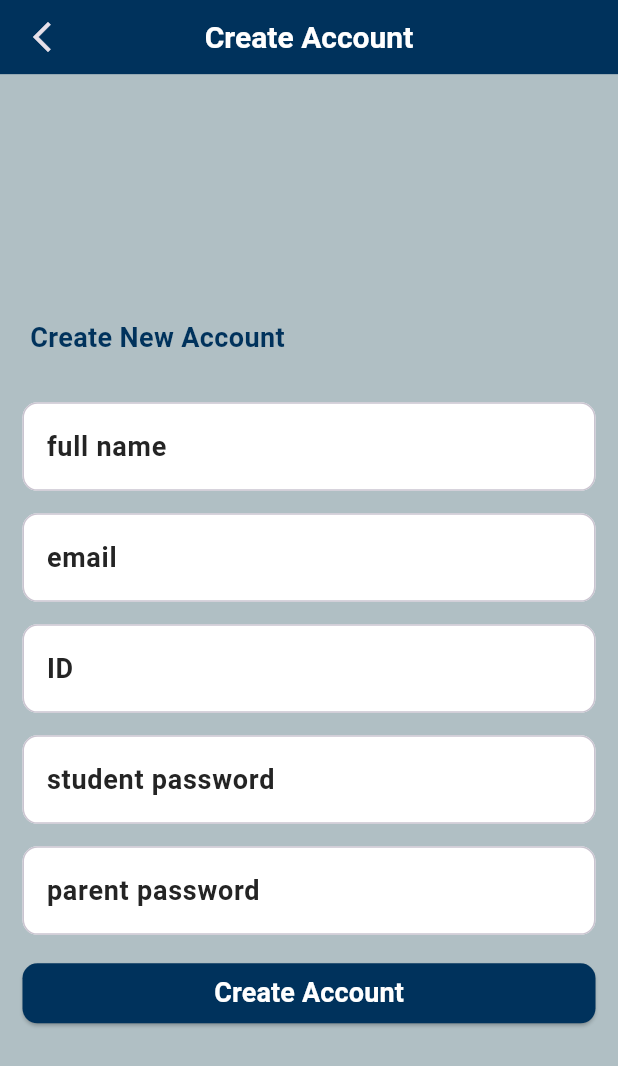
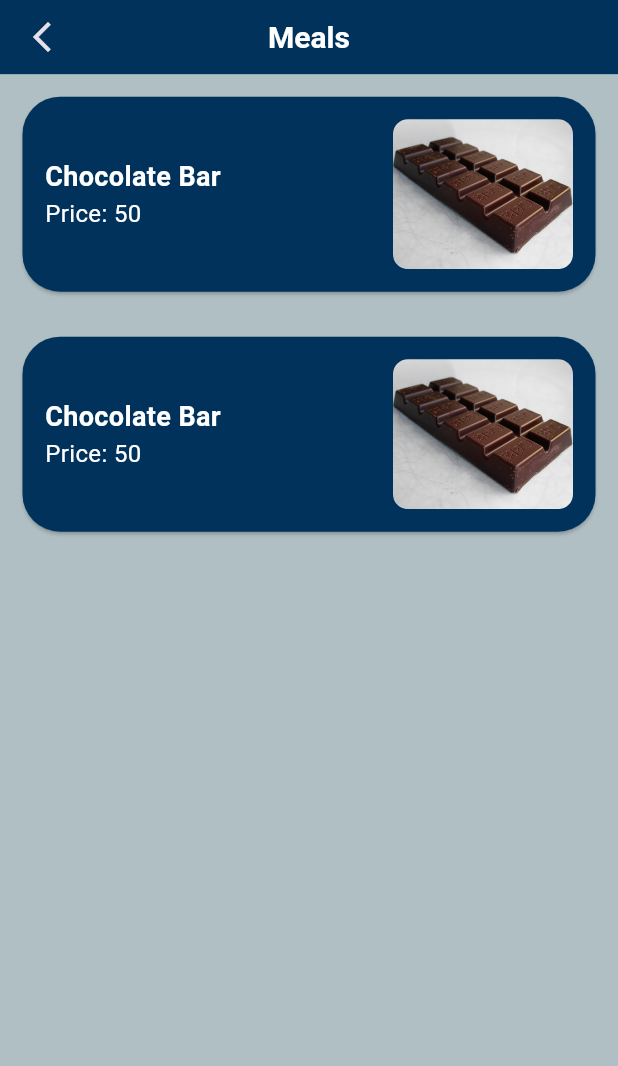
Before and after one commit to amrsoly03/Smart-School-Management-Application, a Flutter app: the screen it shows after launch, on a phone screen of 412 x 824 dp. Shown: the top 1066 px of the screen. Run offline on Flutter 3.47's test engine with Material 3 defaults, Android fonts, the phone set to English and light mode, and no system bars; our stand-ins replace go_router.

Commit message:
products view ui done

```diff
--- a/lib/Core/utils/app_router.dart
+++ b/lib/Core/utils/app_router.dart
@@ -1,4 +1,5 @@
 import 'package:go_router/go_router.dart';
+import 'package:nexura/Features/Student/presentation/views/products_view.dart';
 
 
 import '../../Features/Admin/presentation/views/create_account_view.dart';
@@ -9,7 +10,7 @@ abstract class AppRouter {
     routes: [
       GoRoute(
         path: '/',
-        builder: (context, state) => CreateAccountView(),
+        builder: (context, state) => ProductsView(),
       ),
       // GoRoute(
       //   path: kLoginView,
--- /dev/null
+++ b/lib/Features/Student/presentation/views/products_view.dart
@@ -0,0 +1,11 @@
+import 'package:flutter/widgets.dart';
+import 'package:nexura/Features/Student/presentation/views/widgets/products_view_body.dart';
+
+class ProductsView extends StatelessWidget {
+  const ProductsView({super.key});
+
+  @override
+  Widget build(BuildContext context) {
+    return const ProductsViewBody();
+  }
+}
--- /dev/null
+++ b/lib/Features/Student/presentation/views/widgets/product_card.dart
@@ -0,0 +1,50 @@
+import 'package:flutter/material.dart';
+import 'package:nexura/Core/functions/capitalize.dart';
+import 'package:nexura/Core/utils/theme.dart';
+
+import '../../../../../Core/utils/styles.dart';
+
+class ProductCard extends StatelessWidget {
+  const ProductCard({super.key});
+
+  @override
+  Widget build(BuildContext context) {
+    return Card(
+      color: darkBlue,
+      margin: EdgeInsets.all(15),
+      shape: RoundedRectangleBorder(
+        borderRadius: BorderRadius.circular(25),
+      ),
+      child: Padding(
+        padding: const EdgeInsets.all(15),
+        child: Row(
+          mainAxisAlignment: MainAxisAlignment.spaceBetween,
+          children: [
+            Column(
+              crossAxisAlignment: CrossAxisAlignment.start,
+              children: [
+                Text(
+                  capitalize('chocolate bar'),
+                  style: Styles.textStyle18.copyWith(color: Colors.white),
+                ),
+                Text(
+                  capitalize('price: 50'),
+                  style: Styles.textStyle16.copyWith(color: Colors.white),
+                ),
+              ],
+            ),
+            ClipRRect(
+              borderRadius: BorderRadius.circular(10),
+              child: Image.asset(
+                'assets/chocolate_bar.jpg',
+                fit: BoxFit.cover,
+                height: 100,
+                width: 120,
+              ),
+            )
+          ],
+        ),
+      ),
+    );
+  }
+}
--- /dev/null
+++ b/lib/Features/Student/presentation/views/widgets/products_view_body.dart
@@ -0,0 +1,20 @@
+import 'package:flutter/material.dart';
+import 'package:nexura/Core/widgets/custom_appBar.dart';
+import 'package:nexura/Features/Student/presentation/views/widgets/product_card.dart';
+
+class ProductsViewBody extends StatelessWidget {
+  const ProductsViewBody({super.key});
+
+  @override
+  Widget build(BuildContext context) {
+    return const Scaffold(
+      appBar: CustomAppBar(title: 'Meals'),
+      body: Column(
+        children: [
+          ProductCard(),
+          ProductCard(),
+        ],
+      ),
+    );
+  }
+}
--- a/lib/first_screen.dart
+++ b/lib/first_screen.dart
@@ -5,11 +5,9 @@ class FirstScreen extends StatelessWidget {
 
   @override
   Widget build(BuildContext context) {
-    return SafeArea(
-      child: Scaffold(
-        appBar: AppBar(
-          title: const Text('First Screen'),
-        ),
+    return Scaffold(
+      appBar: AppBar(
+        title: const Text('First Screen'),
       ),
     );
   }
--- a/pubspec.yaml
+++ b/pubspec.yaml
@@ -61,8 +61,8 @@ flutter:
   uses-material-design: true
 
   # To add assets to your application, add an assets section, like this:
-  # assets:
-  #   - images/a_dot_burr.jpeg
+  assets:
+    - assets/
   #   - images/a_dot_ham.jpeg
 
   # An image asset can refer to one or more resolution-specific "variants", see
```
Also changed, not shown: assets/chocolate_bar.jpg (added), assets/pancakes.jpg (added).
